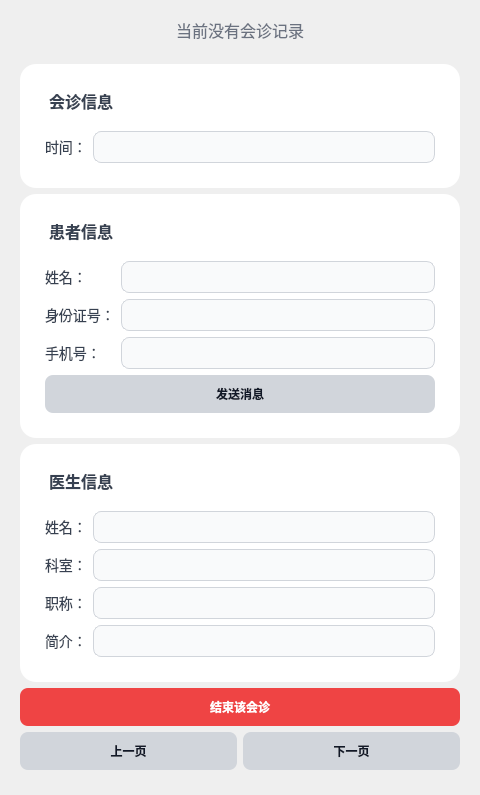
Before: the Qt Designer form Client/forms/doctorsessionform.ui in lgy987/IntelliMed, drawn with Qt 5.
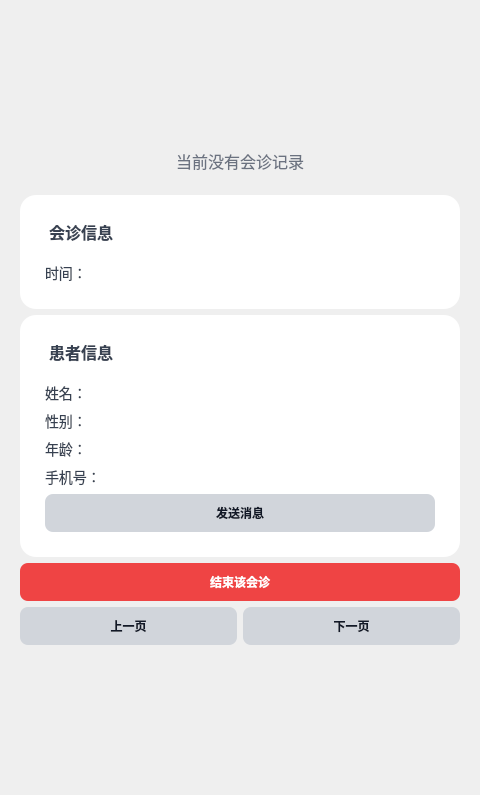
After: the same form once the commit is applied.

The edit to the form file:
```diff
--- a/Client/forms/doctorsessionform.ui
+++ b/Client/forms/doctorsessionform.ui
@@ -87,17 +87,28 @@
           </widget>
          </item>
          <item>
-          <layout class="QFormLayout" name="sessionFormLayout">
-           <property name="fieldGrowthPolicy"><enum>QFormLayout::ExpandingFieldsGrow</enum></property>
-           <item row="0" column="0">
-            <widget class="QLabel" name="labelSessionTime"><property name="text"><string>时间：</string></property></widget>
-           </item>
-           <item row="0" column="1">
-            <widget class="QLineEdit" name="sessionTimeEdit">
-             <property name="readOnly"><bool>true</bool></property>
-            </widget>
-           </item>
-          </layout>
+         <layout class="QFormLayout" name="sessionFormLayout">
+          <property name="fieldGrowthPolicy"><enum>QFormLayout::ExpandingFieldsGrow</enum></property>
+          <property name="labelAlignment">
+           <set>Qt::AlignLeft|Qt::AlignVCenter</set>
+          </property>
+          <property name="formAlignment">
+           <set>Qt::AlignLeft|Qt::AlignTop</set>
+          </property>
+
+          <item row="0" column="0">
+           <widget class="QLabel" name="labelSessionTime">
+            <property name="text"><string>时间：</string></property>
+            <property name="alignment"><set>Qt::AlignLeft|Qt::AlignVCenter</set></property>
+           </widget>
+          </item>
+          <item row="0" column="1">
+           <widget class="QLabel" name="sessionTimeEdit">
+            <property name="text"><string></string></property>
+            <property name="alignment"><set>Qt::AlignLeft|Qt::AlignVCenter</set></property>
+           </widget>
+          </item>
+         </layout>
          </item>
         </layout>
        </widget>
@@ -121,15 +132,67 @@
           <widget class="QLabel" name="patientHeader"><property name="text"><string>患者信息</string></property></widget>
          </item>
          <item>
-          <layout class="QFormLayout" name="patientFormLayout">
-           <property name="fieldGrowthPolicy"><enum>QFormLayout::ExpandingFieldsGrow</enum></property>
-           <item row="0" column="0"><widget class="QLabel" name="labelPatientName"><property name="text"><string>姓名：</string></property></widget></item>
-           <item row="0" column="1"><widget class="QLineEdit" name="patientNameEdit"><property name="readOnly"><bool>true</bool></property></widget></item>
-           <item row="1" column="0"><widget class="QLabel" name="labelPatientIdNumber"><property name="text"><string>身份证号：</string></property></widget></item>
-           <item row="1" column="1"><widget class="QLineEdit" name="patientIdNumberEdit"><property name="readOnly"><bool>true</bool></property></widget></item>
-           <item row="2" column="0"><widget class="QLabel" name="labelPatientPhone"><property name="text"><string>手机号：</string></property></widget></item>
-           <item row="2" column="1"><widget class="QLineEdit" name="patientPhoneEdit"><property name="readOnly"><bool>true</bool></property></widget></item>
-          </layout>
+         <layout class="QFormLayout" name="patientFormLayout">
+          <property name="fieldGrowthPolicy"><enum>QFormLayout::ExpandingFieldsGrow</enum></property>
+          <property name="labelAlignment">
+           <set>Qt::AlignLeft|Qt::AlignVCenter</set>
+          </property>
+          <property name="formAlignment">
+           <set>Qt::AlignLeft|Qt::AlignTop</set>
+          </property>
+
+          <item row="0" column="0">
+           <widget class="QLabel" name="labelPatientName">
+            <property name="text"><string>姓名：</string></property>
+            <property name="alignment"><set>Qt::AlignLeft|Qt::AlignVCenter</set></property>
+           </widget>
+          </item>
+          <item row="0" column="1">
+           <widget class="QLabel" name="patientNameEdit">
+            <property name="text"><string></string></property>
+            <property name="alignment"><set>Qt::AlignLeft|Qt::AlignVCenter</set></property>
+           </widget>
+          </item>
+
+          <item row="1" column="0">
+           <widget class="QLabel" name="labelPatientSex">
+            <property name="text"><string>性别：</string></property>
+            <property name="alignment"><set>Qt::AlignLeft|Qt::AlignVCenter</set></property>
+           </widget>
+          </item>
+          <item row="1" column="1">
+           <widget class="QLabel" name="patientSexEdit">
+            <property name="text"><string></string></property>
+            <property name="alignment"><set>Qt::AlignLeft|Qt::AlignVCenter</set></property>
+           </widget>
+          </item>
+
+          <item row="2" column="0">
+           <widget class="QLabel" name="labelPatientAge">
+            <property name="text"><string>年龄：</string></property>
+            <property name="alignment"><set>Qt::AlignLeft|Qt::AlignVCenter</set></property>
+           </widget>
+          </item>
+          <item row="2" column="1">
+           <widget class="QLabel" name="patientAgeEdit">
+            <property name="text"><string></string></property>
+            <property name="alignment"><set>Qt::AlignLeft|Qt::AlignVCenter</set></property>
+           </widget>
+          </item>
+
+          <item row="3" column="0">
+           <widget class="QLabel" name="labelPatientPhone">
+            <property name="text"><string>手机号：</string></property>
+            <property name="alignment"><set>Qt::AlignLeft|Qt::AlignVCenter</set></property>
+           </widget>
+          </item>
+          <item row="3" column="1">
+           <widget class="QLabel" name="patientPhoneEdit">
+            <property name="text"><string></string></property>
+            <property name="alignment"><set>Qt::AlignLeft|Qt::AlignVCenter</set></property>
+           </widget>
+          </item>
+         </layout>
          </item>
          <item>
            <widget class="QPushButton" name="messageButton">
@@ -160,40 +223,6 @@
        </widget>
       </item>
 
-      <!-- Doctor Card -->
-      <item>
-       <widget class="QFrame" name="doctorCard">
-        <property name="styleSheet">
-         <string notr="true">
-          QFrame { background:#ffffff; border-radius:16px; padding:16px; }
-          QLabel { font-size:14px; color:#374151; background:transparent; margin:0px; padding:0px; }
-          QLabel#doctorHeader { font-size:16px; font-weight:bold; margin-bottom:12px; }
-          QLineEdit { border:1px solid #d1d5db; border-radius:8px; padding:6px; font-size:14px; background:#f9fafb; }
-          QLineEdit:focus { border:1px solid #3b82f6; background:#ffffff; }
-          QLineEdit, QCheckBox { color: black; }
-         </string>
-        </property>
-        <layout class="QVBoxLayout" name="doctorLayout">
-         <item>
-          <widget class="QLabel" name="doctorHeader"><property name="text"><string>医生信息</string></property></widget>
-         </item>
-         <item>
-          <layout class="QFormLayout" name="doctorFormLayout">
-           <property name="fieldGrowthPolicy"><enum>QFormLayout::ExpandingFieldsGrow</enum></property>
-           <item row="0" column="0"><widget class="QLabel" name="labelDoctorName"><property name="text"><string>姓名：</string></property></widget></item>
-           <item row="0" column="1"><widget class="QLineEdit" name="doctorNameEdit"><property name="readOnly"><bool>true</bool></property></widget></item>
-           <item row="1" column="0"><widget class="QLabel" name="labelDoctorDepartment"><property name="text"><string>科室：</string></property></widget></item>
-           <item row="1" column="1"><widget class="QLineEdit" name="doctorDepartmentEdit"><property name="readOnly"><bool>true</bool></property></widget></item>
-           <item row="2" column="0"><widget class="QLabel" name="labelDoctorTitle"><property name="text"><string>职称：</string></property></widget></item>
-           <item row="2" column="1"><widget class="QLineEdit" name="doctorTitleEdit"><property name="readOnly"><bool>true</bool></property></widget></item>
-           <item row="3" column="0"><widget class="QLabel" name="labelDoctorDescription"><property name="text"><string>简介：</string></property></widget></item>
-           <item row="3" column="1"><widget class="QLineEdit" name="doctorDescriptionEdit"><property name="readOnly"><bool>true</bool></property></widget></item>
-          </layout>
-         </item>
-        </layout>
-       </widget>
-      </item>
-
       <!-- End Session Button -->
       <item>
        <widget class="QPushButton" name="endSessionButton">
```
